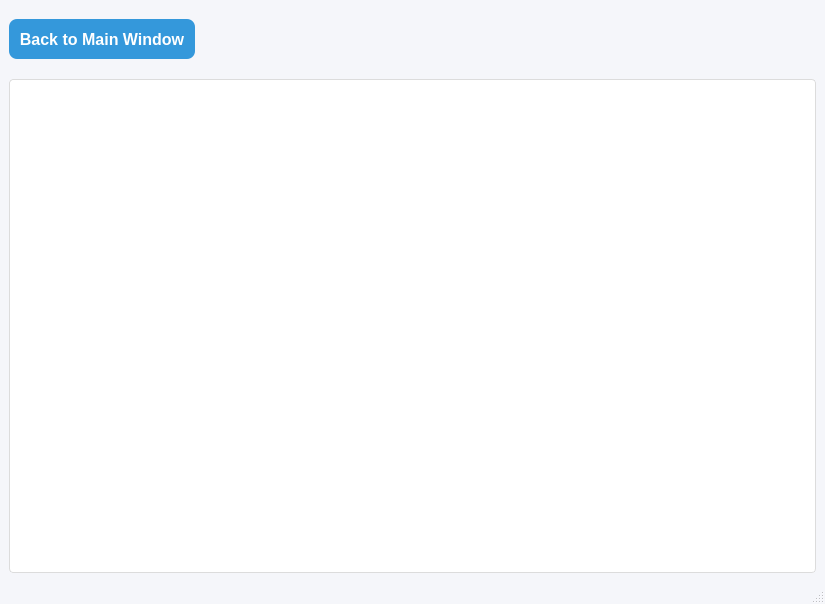
Old version of the form hotelswindow.ui in the repository SherifHamdy23/Expedia_Cpp.
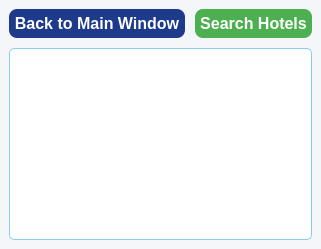
New version of the form.

The edit to the form file:
```diff
--- a/hotelswindow.ui
+++ b/hotelswindow.ui
@@ -2,14 +2,6 @@
 <ui version="4.0">
  <class>HotelsWindow</class>
  <widget class="QMainWindow" name="HotelsWindow">
-  <property name="geometry">
-   <rect>
-    <x>0</x>
-    <y>0</y>
-    <width>825</width>
-    <height>604</height>
-   </rect>
-  </property>
   <property name="windowTitle">
    <string>Hotels Window</string>
   </property>
@@ -59,45 +51,11 @@
      </rect>
     </property>
     <item>
-     <spacer name="verticalSpacer_2">
-      <property name="orientation">
-       <enum>Qt::Orientation::Vertical</enum>
-      </property>
-      <property name="sizeType">
-       <enum>QSizePolicy::Policy::Fixed</enum>
-      </property>
-      <property name="sizeHint" stdset="0">
-       <size>
-        <width>20</width>
-        <height>10</height>
-       </size>
-      </property>
-     </spacer>
-    </item>
-    <item>
-     <layout class="QHBoxLayout" name="horizontalLayout_3">
-      <property name="spacing">
-       <number>10</number>
-      </property>
+     <layout class="QHBoxLayout" name="horizontalLayout">
       <item>
-       <widget class="QPushButton" name="backBtn">
-        <property name="sizePolicy">
-         <sizepolicy hsizetype="Preferred" vsizetype="Fixed">
-          <horstretch>0</horstretch>
-          <verstretch>0</verstretch>
-         </sizepolicy>
-        </property>
-        <property name="minimumSize">
-         <size>
-          <width>150</width>
-          <height>40</height>
-         </size>
-        </property>
-        <property name="maximumSize">
-         <size>
-          <width>200</width>
-          <height>40</height>
-         </size>
+       <widget class="QPushButton" name="backButton">
+        <property name="styleSheet">
+         <string notr="true">background-color: #1E3A8A; color: white; border-radius: 8px; padding: 5px;</string>
         </property>
         <property name="text">
          <string>Back to Main Window</string>
@@ -105,62 +63,26 @@
        </widget>
       </item>
       <item>
-       <spacer name="horizontalSpacer">
-        <property name="orientation">
-         <enum>Qt::Orientation::Horizontal</enum>
+       <widget class="QPushButton" name="searchButton">
+        <property name="styleSheet">
+         <string notr="true">background-color: #4CAF50; color: white; border-radius: 8px; padding: 5px;</string>
         </property>
-        <property name="sizeType">
-         <enum>QSizePolicy::Policy::Expanding</enum>
+        <property name="text">
+         <string>Search Hotels</string>
         </property>
-        <property name="sizeHint" stdset="0">
-         <size>
-          <width>40</width>
-          <height>20</height>
-         </size>
-        </property>
-       </spacer>
+       </widget>
       </item>
      </layout>
     </item>
-    <item>
-     <spacer name="verticalSpacer">
-      <property name="orientation">
-       <enum>Qt::Orientation::Vertical</enum>
-      </property>
-      <property name="sizeType">
-       <enum>QSizePolicy::Policy::Fixed</enum>
-      </property>
-      <property name="sizeHint" stdset="0">
-       <size>
-        <width>20</width>
-        <height>10</height>
-       </size>
-      </property>
-     </spacer>
-    </item>
     <item>
      <widget class="QTableView" name="tableView">
-      <property name="sizePolicy">
-       <sizepolicy hsizetype="Expanding" vsizetype="Expanding">
-        <horstretch>0</horstretch>
-        <verstretch>0</verstretch>
-       </sizepolicy>
+      <property name="styleSheet">
+       <string notr="true">background-color: #FFFFFF; alternate-background-color: #F0F8FF; gridline-color: #87CEEB; border: 1px solid #87CEEB; border-radius: 5px;</string>
       </property>
      </widget>
     </item>
    </layout>
   </widget>
-  <widget class="QMenuBar" name="menubar">
-   <property name="geometry">
-    <rect>
-     <x>0</x>
-     <y>0</y>
-     <width>825</width>
-     <height>25</height>
-    </rect>
-   </property>
-  </widget>
-  <widget class="QStatusBar" name="statusbar"/>
  </widget>
  <resources/>
  <connections/>
```
Left out of the diff: 46 changed lines with no effect on the pictures.
